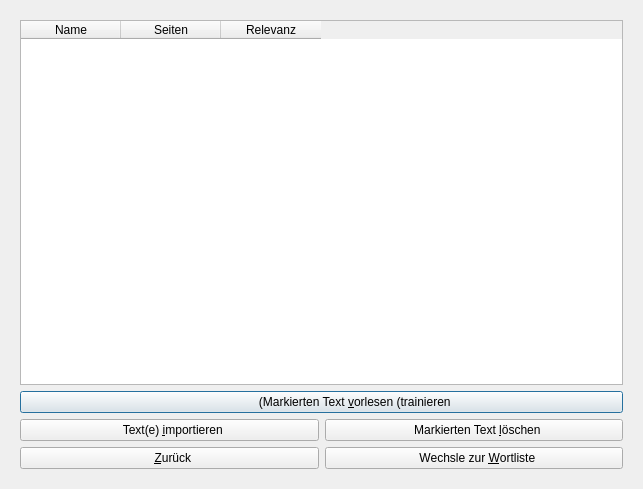
KDE/simon, file ui/trainmain.ui: the form before one commit.
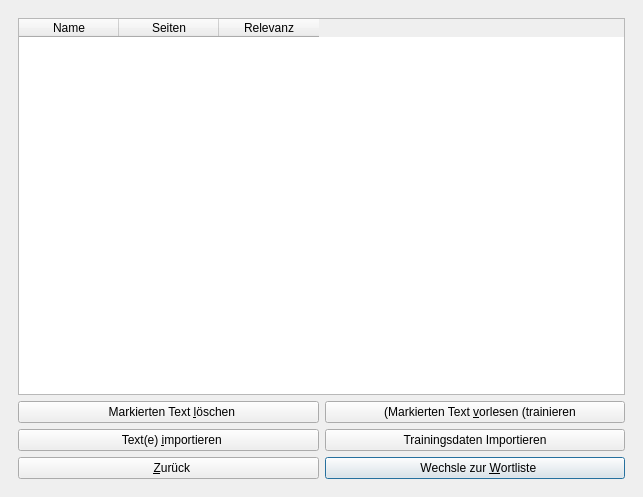
The form after the commit. Icons and pictures are not drawn.

```diff
--- a/ui/trainmain.ui
+++ b/ui/trainmain.ui
@@ -6,15 +6,21 @@
     <x>0</x>
     <y>0</y>
     <width>643</width>
-    <height>489</height>
+    <height>497</height>
    </rect>
   </property>
   <property name="windowTitle" >
    <string>Training</string>
   </property>
-  <layout class="QVBoxLayout" >
-   <item>
     <widget class="QStackedWidget" name="swAction" >
+   <property name="geometry" >
+    <rect>
+     <x>9</x>
+     <y>9</y>
+     <width>625</width>
+     <height>479</height>
+    </rect>
+   </property>
      <property name="currentIndex" >
       <number>0</number>
      </property>
@@ -46,45 +52,6 @@
         </widget>
        </item>
        <item>
-        <layout class="QVBoxLayout" >
-         <property name="spacing" >
-          <number>6</number>
-         </property>
-         <property name="leftMargin" >
-          <number>0</number>
-         </property>
-         <property name="topMargin" >
-          <number>0</number>
-         </property>
-         <property name="rightMargin" >
-          <number>0</number>
-         </property>
-         <property name="bottomMargin" >
-          <number>0</number>
-         </property>
-         <item>
-          <widget class="QPushButton" name="pbTrainText" >
-           <property name="toolTip" >
-            <string>Startet das Training des selektierten Textes.</string>
-           </property>
-           <property name="layoutDirection" >
-            <enum>Qt::RightToLeft</enum>
-           </property>
-           <property name="text" >
-            <string>                    (Markierten Text &amp;vorlesen (trainieren</string>
-           </property>
-           <property name="icon" >
-            <iconset resource="../simon.qrc" >:/images/icons/go-next.svg</iconset>
-           </property>
-           <property name="iconSize" >
-            <size>
-             <width>20</width>
-             <height>20</height>
-            </size>
-           </property>
-          </widget>
-         </item>
-         <item>
           <layout class="QGridLayout" >
            <property name="leftMargin" >
             <number>0</number>
@@ -104,7 +71,7 @@
            <property name="verticalSpacing" >
             <number>6</number>
            </property>
-           <item row="1" column="1" >
+       <item row="2" column="1" >
             <widget class="QPushButton" name="pbWordList" >
              <property name="toolTip" >
               <string>Schließt den Dialog und öffnet die Wordliste - Dort kann ein individuelles Trainingsprogramm erstellt werden</string>
@@ -117,7 +84,7 @@
              </property>
             </widget>
            </item>
-           <item row="1" column="0" >
+       <item row="2" column="0" >
             <widget class="QPushButton" name="pbBack" >
              <property name="toolTip" >
               <string>Schließt den Dialog</string>
@@ -130,20 +97,29 @@
              </property>
             </widget>
            </item>
-           <item row="0" column="0" >
-            <widget class="QPushButton" name="pbImportText" >
-             <property name="toolTip" >
-              <string>Importiert neue Texte aus dem Internet oder aus Dateien</string>
-             </property>
-             <property name="text" >
-              <string>  Text(e) &amp;importieren</string>
-             </property>
-             <property name="icon" >
-              <iconset resource="../simon.qrc" >:/images/icons/document-open.svg</iconset>
-             </property>
-            </widget>
-           </item>
            <item row="0" column="1" >
+        <widget class="QPushButton" name="pbTrainText" >
+         <property name="toolTip" >
+          <string>Startet das Training des selektierten Textes.</string>
+         </property>
+         <property name="layoutDirection" >
+          <enum>Qt::RightToLeft</enum>
+         </property>
+         <property name="text" >
+          <string>   (Markierten Text &amp;vorlesen (trainieren</string>
+         </property>
+         <property name="icon" >
+          <iconset resource="../simon.qrc" >:/images/icons/go-next.svg</iconset>
+         </property>
+         <property name="iconSize" >
+          <size>
+           <width>20</width>
+           <height>20</height>
+          </size>
+         </property>
+        </widget>
+       </item>
+       <item row="0" column="0" >
             <widget class="QPushButton" name="pbDelText" >
              <property name="toolTip" >
               <string>Löschen des markierten Textes aus dem System</string>
@@ -156,7 +132,31 @@
              </property>
             </widget>
            </item>
-          </layout>
+       <item row="1" column="0" >
+        <widget class="QPushButton" name="pbImportText" >
+         <property name="toolTip" >
+          <string>Importiert neue Texte aus dem Internet oder aus Dateien</string>
+         </property>
+         <property name="text" >
+          <string>  Text(e) &amp;importieren</string>
+         </property>
+         <property name="icon" >
+          <iconset resource="../simon.qrc" >:/images/icons/document-save.svg</iconset>
+         </property>
+        </widget>
+       </item>
+       <item row="1" column="1" >
+        <widget class="QPushButton" name="pbImportDir" >
+         <property name="toolTip" >
+          <string>Importiert neue Texte aus dem Internet oder aus Dateien</string>
+         </property>
+         <property name="text" >
+          <string>Trainingsdaten Importieren</string>
+         </property>
+         <property name="icon" >
+          <iconset resource="../simon.qrc" >:/images/icons/document-open.svg</iconset>
+         </property>
+        </widget>
          </item>
         </layout>
        </item>
@@ -474,8 +474,6 @@
       </layout>
      </widget>
     </widget>
-   </item>
-  </layout>
  </widget>
  <resources>
   <include location="../simon.qrc" />
```
Lines whose indentation alone changed are shown as unchanged.
